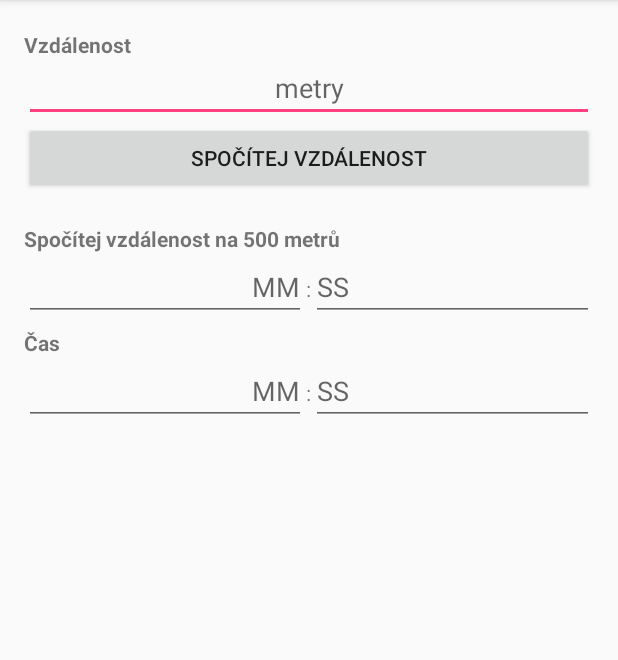
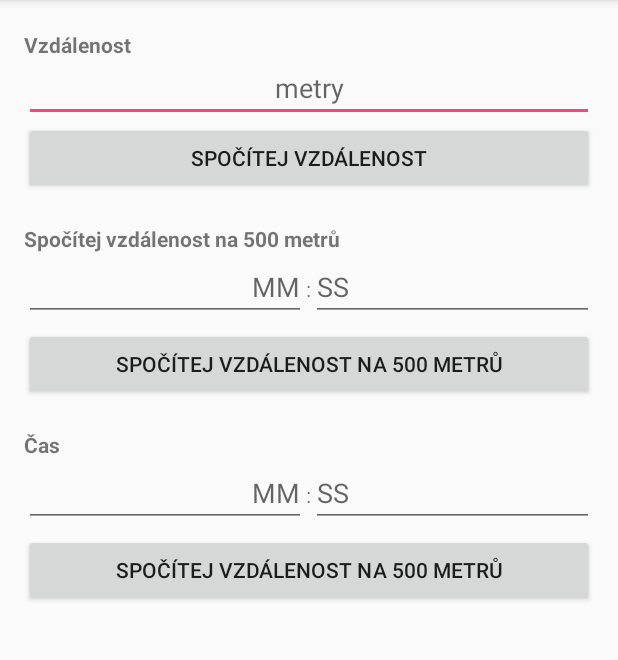
Before and after one commit to DohnalMichal/MyApp, an Android app: the CalculatorActivity screen opened directly, with no data from a screen before it, on a phone screen of 412 x 824 dp, the part 84-744 px from its top. Run offline under Robolectric (Android 15) with nearby library versions, the phone set to English and light mode, and no system bars.

Commit message:
Konečně mi funguje layout

```diff
--- a/app/src/main/res/layout/activity_calculator.xml
+++ b/app/src/main/res/layout/activity_calculator.xml
@@ -9,6 +9,20 @@
     android:paddingLeft="16dp"
     android:paddingRight="16dp">
 
+        <LinearLayout
+            android:layout_width="match_parent"
+            android:layout_height="match_parent"
+            android:orientation="vertical"
+            android:layout_alignParentTop="true"
+            android:layout_alignParentLeft="true"
+            android:layout_alignParentStart="true"
+            android:layout_above="@+id/tvSplit">
+
+                <LinearLayout
+                    android:layout_width="match_parent"
+                    android:layout_height="wrap_content"
+                    android:orientation="horizontal">
+
                         <TextView
                             android:id="@+id/textView"
                             android:layout_width="match_parent"
@@ -17,23 +31,26 @@
                             android:layout_alignParentStart="true"
                             android:layout_alignParentTop="true"
                             android:layout_marginTop="20dp"
+                            android:layout_weight="1"
                             android:text="@string/tvVzdalenost"
                             android:textAlignment="textStart"
                             android:textSize="14sp"
                             android:textStyle="bold" />
+                </LinearLayout>
+
+        </LinearLayout>
 
         <EditText
             android:id="@+id/etVzdalenost"
             android:layout_width="match_parent"
             android:layout_height="wrap_content"
-            android:layout_alignParentLeft="true"
-            android:layout_alignParentStart="true"
-            android:layout_alignParentTop="true"
-            android:layout_below="@+id/tvVzdalenost"
             android:layout_marginTop="36dp"
             android:hint="@string/metry"
             android:textAlignment="center"
-            tools:ignore="HardcodedText" />
+            tools:ignore="HardcodedText"
+            android:layout_alignParentTop="true"
+            android:layout_alignParentLeft="true"
+            android:layout_alignParentStart="true" />
 
         <Button
             android:id="@+id/bSpocitejVzdalenost"
@@ -83,26 +100,42 @@
                     android:layout_weight="1"
                     android:hint="@string/ss"
                     tools:ignore="RtlHardcoded" />
+
         </LinearLayout>
 
 
+        <Button
+            android:id="@+id/bSpocitejSplit"
+            android:layout_width="match_parent"
+            android:layout_height="wrap_content"
+            android:layout_alignParentLeft="true"
+            android:layout_alignParentStart="true"
+            android:layout_below="@+id/LinearSplit"
+            android:layout_weight="1"
+            android:text="@string/split" />
 
         <TextView
-            android:id="@+id/cas"
+            android:id="@+id/tvCas"
             android:layout_width="match_parent"
             android:layout_height="wrap_content"
+            android:layout_alignParentLeft="true"
+            android:layout_alignParentStart="true"
+            android:layout_below="@+id/bSpocitejSplit"
+            android:layout_marginTop="20dp"
             android:text="Čas"
-            android:layout_below="@+id/LinearSplit"
-            android:textStyle="bold"/>
+            android:textAlignment="textStart"
+            android:textSize="14sp"
+            android:textStyle="bold" />
 
         <LinearLayout
+            android:id="@+id/LinearCas"
             android:layout_width="match_parent"
             android:layout_height="50dp"
-            android:layout_below="@+id/cas"
+            android:layout_below="@+id/tvCas"
             android:orientation="horizontal">
 
                 <EditText
-                    android:id="@+id/splitMM"
+                    android:id="@+id/casMM"
                     android:layout_width="158dp"
                     android:layout_height="wrap_content"
                     android:layout_weight="1"
@@ -116,15 +149,24 @@
                     android:text="@string/dvojtecka" />
 
                 <EditText
-                    android:id="@+id/splitSS"
+                    android:id="@+id/casSS"
                     android:layout_width="158dp"
                     android:layout_height="wrap_content"
                     android:layout_weight="1"
                     android:hint="@string/ss"
                     tools:ignore="RtlHardcoded" />
+
         </LinearLayout>
 
-
+        <Button
+            android:id="@+id/bSpocitejCas"
+            android:layout_width="match_parent"
+            android:layout_height="wrap_content"
+            android:layout_alignParentLeft="true"
+            android:layout_alignParentStart="true"
+            android:layout_below="@+id/LinearCas"
+            android:layout_weight="1"
+            android:text="@string/split" />
 
 
 </RelativeLayout>
--- a/app/src/main/res/values/strings.xml
+++ b/app/src/main/res/values/strings.xml
@@ -19,5 +19,6 @@
     <string name="mm">MM</string>
     <string name="metry">metry</string>
     <string name="dvojtecka">:</string>
+    <string name="cas">Čas</string>
 
 </resources>
```
Also changed, not shown: 1 other file. Lines whose indentation alone changed are shown as unchanged.
